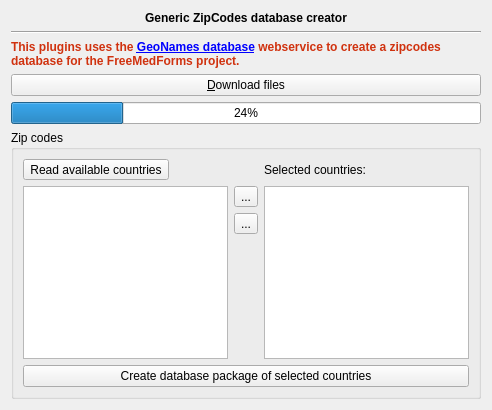
The window that freetoolbox/plugins/zipcodes/genericzipcodeswidget.ui (FreeHealth/freehealth) describes before a commit, drawn with Qt 5.
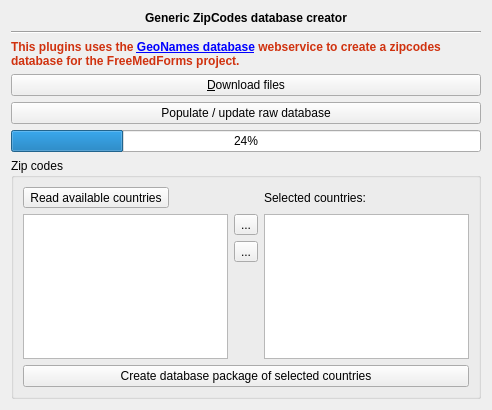
The same window after the commit.

Commit message: slot renaming + new step

```diff
--- a/freetoolbox/plugins/zipcodes/genericzipcodeswidget.ui
+++ b/freetoolbox/plugins/zipcodes/genericzipcodeswidget.ui
@@ -81,6 +81,13 @@
      </property>
     </widget>
    </item>
+   <item>
+    <widget class="QPushButton" name="populateDbButton">
+     <property name="text">
+      <string>Populate / update raw database</string>
+     </property>
+    </widget>
+   </item>
    <item>
     <widget class="QProgressBar" name="progressBar">
      <property name="value">
```
The commit also changes 2 other files.
